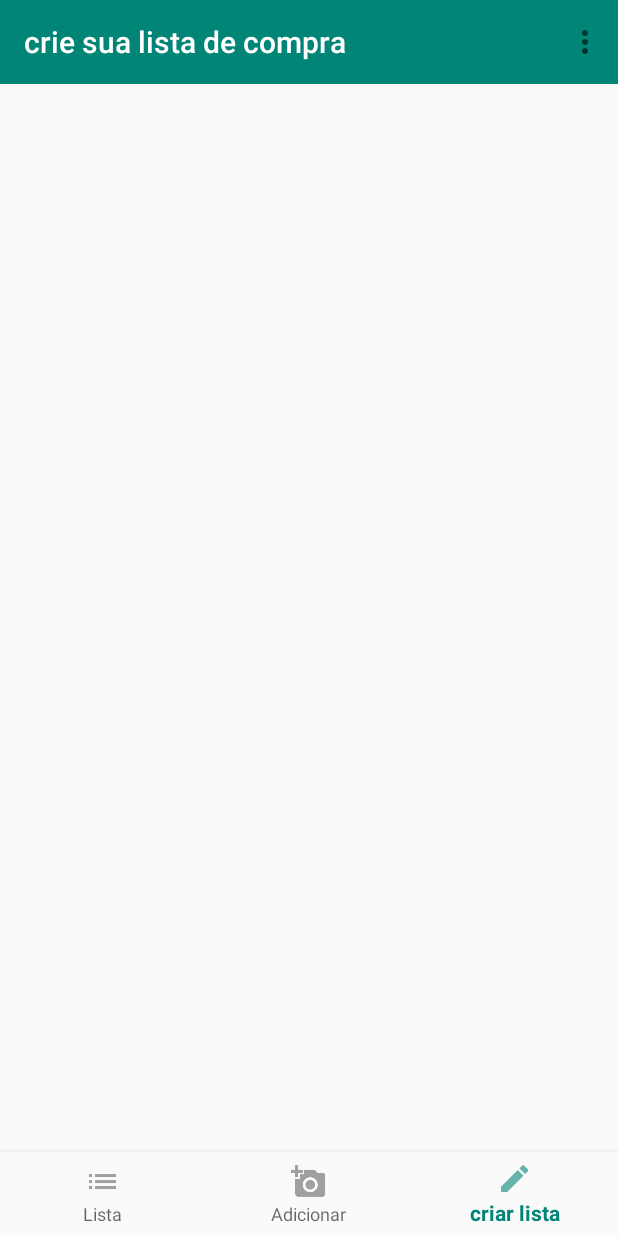
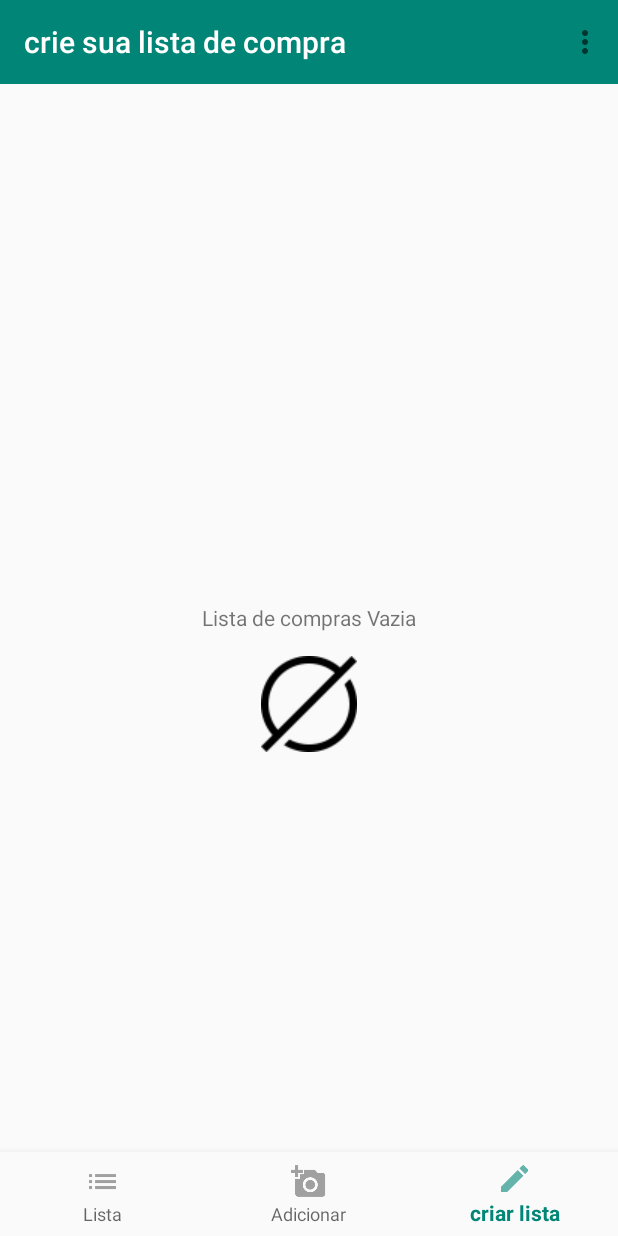
Before and after one commit to Hugo-Coutinho/lista-de-compra-android-, an Android app: the fragment AddProductsFragment placed in its activity, item 3 of the bottom bar chosen, on a phone screen of 412 x 824 dp. Run offline under Robolectric (Android 15) with nearby library versions, the phone set to English and light mode, and no system bars; our stand-ins replace Room's generated code; pictures from the network do not load.

Commit message:
criado visbilidade para lista vazia

```diff
--- a/app/src/main/java/com/example/administradorlocal/listadecompras/feature/HomeShoppingList/fragment/HomeShoppingListFragment.java
+++ b/app/src/main/java/com/example/administradorlocal/listadecompras/feature/HomeShoppingList/fragment/HomeShoppingListFragment.java
@@ -4,8 +4,6 @@ import android.content.Context;
 import android.net.Uri;
 import android.os.Bundle;
 import android.support.v4.app.Fragment;
-import android.support.v7.widget.Toolbar;
-import android.text.format.DateFormat;
 import android.view.LayoutInflater;
 import android.view.View;
 import android.view.ViewGroup;
@@ -16,8 +14,6 @@ import com.example.administradorlocal.listadecompras.feature.HomeShoppingList.ad
 import com.example.administradorlocal.listadecompras.persistence.entity.ShoppingList;
 import com.example.administradorlocal.listadecompras.feature.main.main_container;
 import com.example.administradorlocal.listadecompras.util.toolbar.HomeToolbar;
-
-import java.util.Date;
 import java.util.List;
 
 /**
@@ -39,9 +35,10 @@ public class HomeShoppingListFragment extends Fragment {
     private String mParam2;
 
     private OnFragmentInteractionListener mListener;
-    private Toolbar toolbar;
     private ListView lv;
     private View view;
+    private View includeListEmpty;
+    private View includeList;
     private List<ShoppingList> productList;
     private ShowProductListAdapter productListAdapter;
 
@@ -79,14 +76,47 @@ public class HomeShoppingListFragment extends Fragment {
     @Override
     public View onCreateView(LayoutInflater inflater, ViewGroup container,
                              Bundle savedInstanceState) {
-        this.view = inflater.inflate(R.layout.fragment_home_shopping_list, container,false);
-        lv = this.view.findViewById(R.id.lv_showListProduct);
-        this.productList = main_container.db.ShoppingListDao().findAll();
-        productListAdapter = new ShowProductListAdapter(productList, this.getContext());
+        super.onCreateView(inflater,container,savedInstanceState);
+        this.setupFragment(inflater,container);
         this.configureToolbar();
         lv.setAdapter(productListAdapter);
         return this.view;
     }
+
+    @Override
+    public void onStart() {
+        super.onStart();
+        this.startHomeVisibility();
+    }
+
+    private void startHomeVisibility() {
+        if (this.productList.size() == 0) {
+            this.setEmptyListVisibility();
+            return;
+        }
+        this.setListVisibility();
+    }
+
+    private void setListVisibility() {
+        includeList.setVisibility(View.VISIBLE);
+        includeListEmpty.setVisibility(View.GONE);
+    }
+
+    private void setEmptyListVisibility() {
+        includeList.setVisibility(View.GONE);
+        includeListEmpty.setVisibility(View.VISIBLE);
+    }
+
+    private void setupFragment(LayoutInflater inflater, ViewGroup container) {
+        this.view = inflater.inflate(R.layout.fragment_home_shopping_list, container,false);
+        this.includeList = this.view.findViewById(R.id.include_listview);
+        this.includeListEmpty = this.view.findViewById(R.id.include_emptylist);
+        this.lv = this.view.findViewById(R.id.lv_showListProduct);
+        this.productList = main_container.db.ShoppingListDao().findAll();
+        this.productListAdapter = new ShowProductListAdapter(productList, this.getContext());
+    }
+
+
 
     private void configureToolbar() {
         new HomeToolbar(this.view,this.productList.size() == 0, this.getContext()).configureTitle();
--- a/app/src/main/java/com/example/administradorlocal/listadecompras/feature/addProducts/AddProductsFragment.java
+++ b/app/src/main/java/com/example/administradorlocal/listadecompras/feature/addProducts/AddProductsFragment.java
@@ -109,27 +109,15 @@ public class AddProductsFragment extends Fragment {
                              Bundle savedInstanceState) {
 
 
-        p = new Product();
-        this.alertDialog = new AlertDialogImpl();
-        this.ctrlFragment = new CtrlFragment();
-        this.mBase = this.getContext().getApplicationContext();
-        this.imageManipulate = new ImageManipulateImpl();
-        this.validate = new ValidateImpl();
-        this.view = inflater.inflate(R.layout.fragment_add_products, container, false);
+        super.onCreateView(inflater,container,savedInstanceState);
+        this.setupFragment(inflater,container);
+        this.setupPictureAction();
+        this.configureSaveProductAction();
+        // Inflate the layout for this fragment
+        return this.view;
+    }
 
-        this.btnSearchImage = this.view.findViewById(R.id.btn_take_picture);
-        this.btnSalvar = this.view.findViewById(R.id.btn_save);
-        this.EditProductName = this.view.findViewById(R.id.editTxt_product_name);
-        this.btnSearchImage.setOnClickListener(new View.OnClickListener() {
-            @Override
-            public void onClick(View v) {
-                Intent intent = new Intent("android.media.action.IMAGE_CAPTURE");
-                startActivityForResult(intent, 0);
-
-
-            }
-        });
-
+    private void configureSaveProductAction() {
         this.btnSalvar.setOnClickListener(new View.OnClickListener() {
             @Override
             public void onClick(View v) {
@@ -149,10 +137,33 @@ public class AddProductsFragment extends Fragment {
 
             }
         });
+    }
 
-        // Inflate the layout for this fragment
-        return this.view;
+
+        private void setupPictureAction() {
+        this.btnSearchImage.setOnClickListener(new View.OnClickListener() {
+            @Override
+            public void onClick(View v) {
+                Intent intent = new Intent("android.media.action.IMAGE_CAPTURE");
+                startActivityForResult(intent, 0);
+
+
+            }
+        });
     }
+
+    private void setupFragment(LayoutInflater inflater, ViewGroup container) {
+        this.alertDialog = new AlertDialogImpl();
+        this.ctrlFragment = new CtrlFragment();
+        this.mBase = this.getContext().getApplicationContext();
+        this.imageManipulate = new ImageManipulateImpl();
+        this.validate = new ValidateImpl();
+        this.view = inflater.inflate(R.layout.fragment_add_products, container, false);
+        this.btnSearchImage = this.view.findViewById(R.id.btn_take_picture);
+        this.btnSalvar = this.view.findViewById(R.id.btn_save);
+        this.EditProductName = this.view.findViewById(R.id.editTxt_product_name);
+    }
+
 
 
     private void toFragment(Fragment frg, Integer navigation) {
--- a/app/src/main/java/com/example/administradorlocal/listadecompras/feature/createProducts/fragment/CreateProductsFragment.java
+++ b/app/src/main/java/com/example/administradorlocal/listadecompras/feature/createProducts/fragment/CreateProductsFragment.java
@@ -52,6 +52,9 @@ public class CreateProductsFragment extends Fragment implements BottomNavigation
     private OnFragmentInteractionListener mListener;
     private List<Product> productList;
     private View view;
+    private ListView lv;
+    private View includeListEmpty;
+    private View includeList;
     private ProductListAdapter productListAdapter;
     private IFragment ctrlFragment;
     private IAlertDialog alertDialog;
@@ -91,18 +94,46 @@ public class CreateProductsFragment extends Fragment implements BottomNavigation
     @Override
     public View onCreateView(LayoutInflater inflater, ViewGroup container,
                              Bundle savedInstanceState) {
-
-        this.view = inflater.inflate(R.layout.fragment_create_products, container, false);
-
-        this.ctrlFragment = new CtrlFragment();
-        this.alertDialog = new AlertDialogImpl();
-        this.productList = main_container.db.productDao().findAll();
-        ListView lv = this.view.findViewById(R.id.lv_showListProduct);
-        productListAdapter = new ProductListAdapter(productList, this.getContext());
+        this.setupFragment(inflater, container);
         this.configureToolbar();
         lv.setAdapter(productListAdapter);
         // Inflate the layout for this fragment
         return this.view;
+    }
+
+    @Override
+    public void onStart() {
+        super.onStart();
+        this.startHomeVisibility();
+    }
+
+    private void setupFragment(LayoutInflater inflater, ViewGroup container) {
+        this.view = inflater.inflate(R.layout.fragment_create_products, container, false);
+        this.includeList = this.view.findViewById(R.id.include_listview);
+        this.includeListEmpty = this.view.findViewById(R.id.include_emptylist);
+        this.ctrlFragment = new CtrlFragment();
+        this.alertDialog = new AlertDialogImpl();
+        this.productList = main_container.db.productDao().findAll();
+        this.lv = this.view.findViewById(R.id.lv_showListProduct);
+        this.productListAdapter = new ProductListAdapter(productList, this.getContext());
+    }
+
+    private void startHomeVisibility() {
+        if (this.productList.size() == 0) {
+            this.setEmptyListVisibility();
+            return;
+        }
+        this.setListVisibility();
+    }
+
+    private void setListVisibility() {
+        includeList.setVisibility(View.VISIBLE);
+        includeListEmpty.setVisibility(View.GONE);
+    }
+
+    private void setEmptyListVisibility() {
+        includeList.setVisibility(View.GONE);
+        includeListEmpty.setVisibility(View.VISIBLE);
     }
 
     private void configureToolbar() {
--- a/app/src/main/res/layout/fragment_create_products.xml
+++ b/app/src/main/res/layout/fragment_create_products.xml
@@ -8,5 +8,10 @@
     android:orientation="vertical"
     tools:context=".feature.createProducts.fragment.CreateProductsFragment">
         <include layout="@layout/toolbar_common"/>
-        <include layout="@layout/listview_common"/>
+
+        <include android:id="@+id/include_listview"
+            layout="@layout/listview_common"/>
+
+        <include android:id="@+id/include_emptylist"
+            layout="@layout/shoppinglist_empty_common"/>
 </LinearLayout>
--- a/app/src/main/res/layout/fragment_home_shopping_list.xml
+++ b/app/src/main/res/layout/fragment_home_shopping_list.xml
@@ -1,10 +1,15 @@
 <?xml version="1.0" encoding="utf-8"?>
 <LinearLayout xmlns:android="http://schemas.android.com/apk/res/android"
     xmlns:tools="http://schemas.android.com/tools"
-    android:layout_width="wrap_content"
-    android:layout_height="wrap_content"
-    android:orientation="vertical"
-    tools:context=".feature.createProducts.fragment.CreateProductsFragment">
-    <include layout="@layout/toolbar_common"/>
-    <include layout="@layout/listview_common"/>
+    android:layout_width="match_parent"
+    android:layout_height="match_parent"
+    android:orientation="vertical">
+    <include android:id="@+id/include_toolbar"
+        layout="@layout/toolbar_common"/>
+
+    <include android:id="@+id/include_listview"
+        layout="@layout/listview_common"/>
+
+    <include android:id="@+id/include_emptylist"
+        layout="@layout/shoppinglist_empty_common"/>
 </LinearLayout>
--- a/app/src/main/res/layout/listview_common.xml
+++ b/app/src/main/res/layout/listview_common.xml
@@ -1,10 +1,13 @@
-<merge xmlns:android="http://schemas.android.com/apk/res/android">
+<LinearLayout xmlns:android="http://schemas.android.com/apk/res/android"
+    android:layout_width="match_parent"
+    android:layout_height="wrap_content">
 
-    <ListView
+
+<ListView
         android:id="@+id/lv_showListProduct"
         android:layout_width="match_parent"
         android:layout_height="wrap_content"
         android:divider="@null"
         android:dividerHeight="0dp"/>
 
-</merge>
+</LinearLayout>
--- /dev/null
+++ b/app/src/main/res/layout/shoppinglist_empty_common.xml
@@ -0,0 +1,20 @@
+<RelativeLayout xmlns:android="http://schemas.android.com/apk/res/android"
+    android:layout_width="match_parent"
+    android:layout_height="match_parent">
+    <TextView
+        android:id="@+id/tv_emptyList"
+        android:layout_width="match_parent"
+        android:layout_height="wrap_content"
+        android:textAlignment="center"
+        android:layout_centerInParent="true"
+        android:text="@string/home_listview_empty" />
+
+    <ImageView
+        android:id="@+id/iv_emptyList"
+        android:layout_width="wrap_content"
+        android:layout_height="wrap_content"
+        android:layout_below="@id/tv_emptyList"
+        android:layout_centerHorizontal="true"
+        android:layout_marginTop="16dp"
+        android:src="@drawable/empty"/>
+</RelativeLayout>
--- a/app/src/main/res/layout/toolbar_common.xml
+++ b/app/src/main/res/layout/toolbar_common.xml
@@ -5,6 +5,8 @@
     <android.support.v7.widget.Toolbar
         android:id="@+id/toolbar_common"
         app:titleTextColor="@color/colorWhite"
+        android:layout_width="match_parent"
+        android:layout_height="wrap_content"
         style="@style/ToolbarStyle">
     </android.support.v7.widget.Toolbar>
 
--- a/app/src/main/res/values/strings.xml
+++ b/app/src/main/res/values/strings.xml
@@ -13,4 +13,6 @@
     <string name="txt_fontFamily">sans-serif-smallcaps</string>
     <string name="home_toolbar_empty">crie sua lista de compra</string>
     <string name="home_toolbar_list">lista de compra: </string>
+    <string name="home_listview_empty">Lista de compras Vazia</string>
+    <string name="createList_listview_empty">você não possui produtos para criar a lista de compras.</string>
 </resources>
```
Also changed, not shown: app/src/main/res/drawable/empty.png (added).
